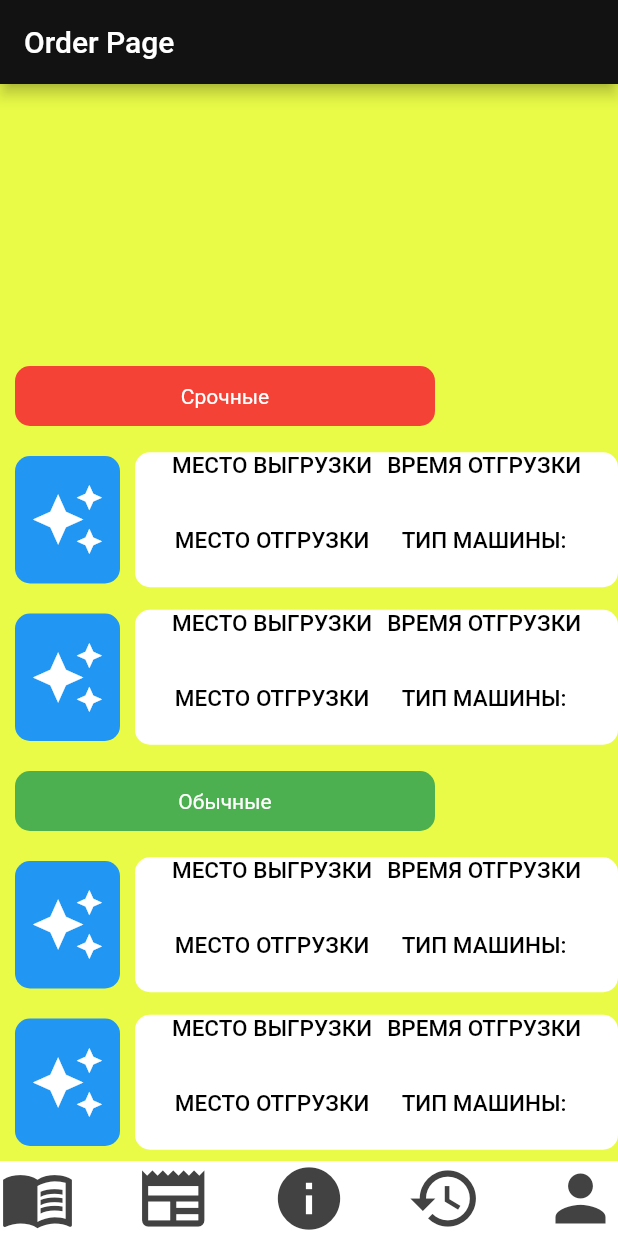
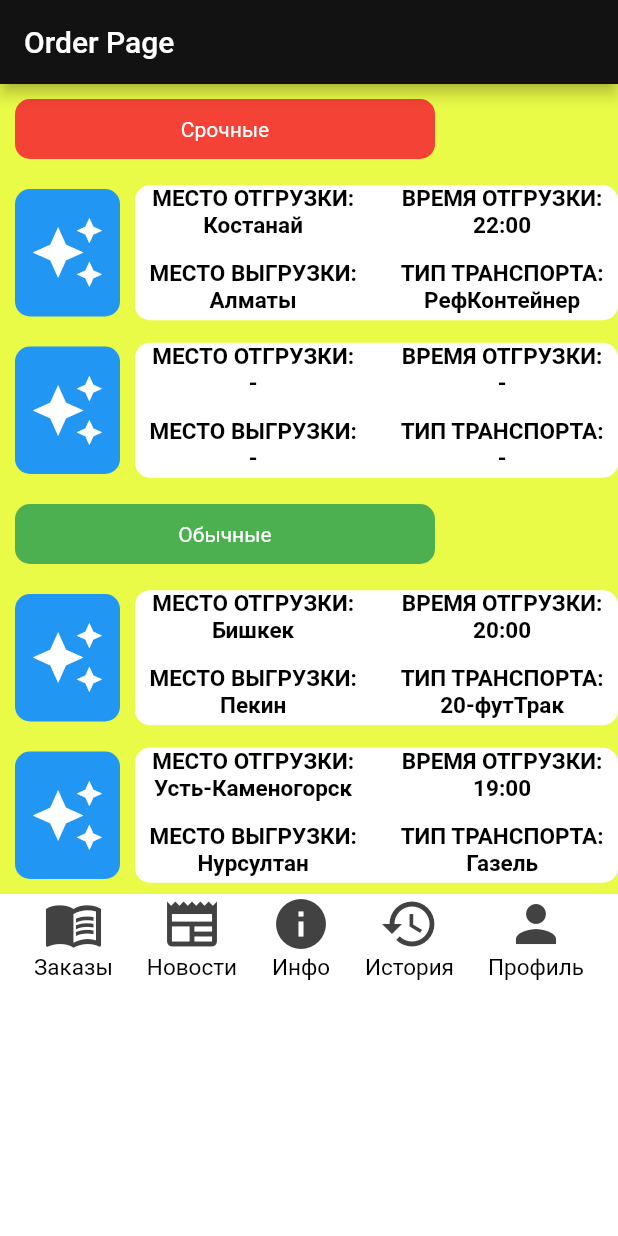
Before and after one commit to 1gnoramus/all_logistics, a Flutter app: the screen it shows after launch, on a phone screen of 412 x 824 dp. Run offline on Flutter 3.47's test engine with Material 2 defaults, Android fonts, the phone set to English and light mode, and no system bars.

Commit message:
'UpgradedCode'

```diff
--- /dev/null
+++ b/lib/bottom_data.dart
@@ -0,0 +1,49 @@
+import 'package:flutter/material.dart';
+import 'constants.dart';
+
+class BottomPanelWidget extends StatelessWidget {
+  BottomPanelWidget();
+  @override
+  Widget build(BuildContext context) {
+    return Expanded(
+      child: Container(
+        color: Colors.white,
+        child: Row(
+          mainAxisAlignment: MainAxisAlignment.spaceEvenly,
+          crossAxisAlignment: CrossAxisAlignment.center,
+          children: [
+            ItemContent(icon: Icons.menu_book, title: 'Заказы'),
+            ItemContent(icon: Icons.newspaper, title: 'Новости'),
+            ItemContent(icon: Icons.info, title: 'Инфо'),
+            ItemContent(icon: Icons.history, title: 'История'),
+            ItemContent(icon: Icons.person, title: 'Профиль'),
+          ],
+        ),
+      ),
+    );
+  }
+}
+
+class ItemContent extends StatelessWidget {
+  ItemContent({required this.icon, required this.title});
+  final IconData icon;
+  final String title;
+
+  @override
+  Widget build(BuildContext context) {
+    return Column(
+      children: [
+        Icon(
+          icon,
+          size: 40.0,
+          color: Colors.grey.shade800,
+        ),
+        Text(
+          title,
+          textAlign: TextAlign.center,
+          style: kBottomPanelTextStyle,
+        ),
+      ],
+    );
+  }
+}
--- /dev/null
+++ b/lib/constants.dart
@@ -0,0 +1,13 @@
+import 'package:flutter/material.dart';
+
+const kOrderTitleTextStyle =
+    TextStyle(fontSize: 15.0, fontWeight: FontWeight.bold, color: Colors.black);
+
+const kOrderMainInfTextStyle =
+    TextStyle(fontSize: 15.0, fontWeight: FontWeight.w100, color: Colors.grey);
+
+const kBottomPanelTextStyle = TextStyle(
+  fontSize: 15.0,
+  fontWeight: FontWeight.w400,
+  color: Colors.black,
+);
--- a/lib/main.dart
+++ b/lib/main.dart
@@ -1,6 +1,5 @@
 import 'package:flutter/material.dart';
 import 'order_page.dart';
-import 'order_info.dart';
 
 void main() => runApp(AllLogistics());
 
@@ -18,73 +17,3 @@ class AllLogistics extends StatelessWidget {
     );
   }
 }
-
-class OrderPage extends StatefulWidget {
-  @override
-  State<OrderPage> createState() => _OrderPageState();
-}
-
-class _OrderPageState extends State<OrderPage> {
-  @override
-  Widget build(BuildContext context) {
-    return Scaffold(
-      appBar: AppBar(
-        title: Text('Order Page'),
-      ),
-      body: Column(
-        mainAxisAlignment: MainAxisAlignment.end,
-        crossAxisAlignment: CrossAxisAlignment.baseline,
-        textBaseline: TextBaseline.alphabetic,
-        children: [
-          OrderType(Colors.red, 'Срочные'),
-          OrderInfo(Icons.auto_awesome, 'МЕСТО ВЫГРУЗКИ', 'МЕСТО ОТГРУЗКИ',
-              'ВРЕМЯ ОТГРУЗКИ', 'ТИП МАШИНЫ:'),
-          OrderInfo(Icons.auto_awesome, 'МЕСТО ВЫГРУЗКИ', 'МЕСТО ОТГРУЗКИ',
-              'ВРЕМЯ ОТГРУЗКИ', 'ТИП МАШИНЫ:'),
-          SizedBox(
-            width: 200.0,
-          ),
-          OrderType(Colors.green, 'Обычные'),
-          OrderInfo(Icons.auto_awesome, 'МЕСТО ВЫГРУЗКИ', 'МЕСТО ОТГРУЗКИ',
-              'ВРЕМЯ ОТГРУЗКИ', 'ТИП МАШИНЫ:'),
-          OrderInfo(Icons.auto_awesome, 'МЕСТО ВЫГРУЗКИ', 'МЕСТО ОТГРУЗКИ',
-              'ВРЕМЯ ОТГРУЗКИ', 'ТИП МАШИНЫ:'),
-          Container(
-            color: Colors.white,
-            child: Row(
-              mainAxisAlignment: MainAxisAlignment.spaceBetween,
-              crossAxisAlignment: CrossAxisAlignment.center,
-              children: [
-                Icon(
-                  Icons.menu_book,
-                  size: 50.0,
-                  color: Colors.grey.shade800,
-                ),
-                Icon(
-                  Icons.newspaper,
-                  size: 50.0,
-                  color: Colors.grey.shade800,
-                ),
-                Icon(
-                  Icons.info,
-                  size: 50.0,
-                  color: Colors.grey.shade800,
-                ),
-                Icon(
-                  Icons.history,
-                  size: 50.0,
-                  color: Colors.grey.shade800,
-                ),
-                Icon(
-                  Icons.person,
-                  size: 50.0,
-                  color: Colors.grey.shade800,
-                ),
-              ],
-            ),
-          )
-        ],
-      ),
-    );
-  }
-}
--- a/lib/order_info.dart
+++ b/lib/order_info.dart
@@ -1,7 +1,5 @@
 import 'package:flutter/material.dart';
-
-const kLabelTextStyle =
-    TextStyle(fontSize: 15.0, fontWeight: FontWeight.w500, color: Colors.black);
+import 'constants.dart';
 
 class OrderInfo extends StatelessWidget {
   OrderInfo(
@@ -42,23 +40,17 @@ class OrderInfo extends StatelessWidget {
                   borderRadius: BorderRadius.circular(10.0),
                   color: Colors.white),
               child: Row(
-                mainAxisAlignment: MainAxisAlignment.center,
-                crossAxisAlignment: CrossAxisAlignment.start,
+                mainAxisAlignment: MainAxisAlignment.spaceEvenly,
+                crossAxisAlignment: CrossAxisAlignment.center,
                 children: [
                   Container(
                     child: Column(
                       children: [
-                        Container(
-                          height: 40.0,
-                          child: Text(placeFrom, style: kLabelTextStyle),
-                        ),
+                        MainOrderInfo('МЕСТО ОТГРУЗКИ:', placeFrom),
                         SizedBox(
                           height: 10.0,
                         ),
-                        Container(
-                          height: 40.0,
-                          child: Text(placeTo, style: kLabelTextStyle),
-                        ),
+                        MainOrderInfo('МЕСТО ВЫГРУЗКИ:', placeTo),
                       ],
                     ),
                   ),
@@ -67,17 +59,11 @@ class OrderInfo extends StatelessWidget {
                   ),
                   Column(
                     children: [
-                      Container(
-                        height: 40.0,
-                        child: Text(period, style: kLabelTextStyle),
-                      ),
+                      MainOrderInfo('ВРЕМЯ ОТГРУЗКИ:', period),
                       SizedBox(
                         height: 10.0,
                       ),
-                      Container(
-                        height: 40.0,
-                        child: Text(transp, style: kLabelTextStyle),
-                      ),
+                      MainOrderInfo('ТИП ТРАНСПОРТА:', transp),
                     ],
                   )
                 ],
@@ -89,3 +75,26 @@ class OrderInfo extends StatelessWidget {
     );
   }
 }
+
+class MainOrderInfo extends StatelessWidget {
+  MainOrderInfo(
+    this.title,
+    this.mainData,
+  );
+
+  final String title;
+  final String mainData;
+
+  @override
+  Widget build(BuildContext context) {
+    return Container(
+      height: 40.0,
+      child: Column(
+        children: [
+          Text(title, style: kOrderTitleTextStyle),
+          Text(mainData, style: kOrderTitleTextStyle),
+        ],
+      ),
+    );
+  }
+}
--- a/lib/order_page.dart
+++ b/lib/order_page.dart
@@ -1,21 +1,39 @@
 import 'package:flutter/material.dart';
+import 'order_info.dart';
+import 'bottom_data.dart';
+import 'order_type.dart';
 
-class OrderType extends StatelessWidget {
-  OrderType(this.colour, this.text);
+class OrderPage extends StatefulWidget {
+  @override
+  State<OrderPage> createState() => _OrderPageState();
+}
 
-  final Color colour;
-  final String text;
-
+class _OrderPageState extends State<OrderPage> {
   @override
   Widget build(BuildContext context) {
-    return Container(
-      decoration: BoxDecoration(
-          color: colour, borderRadius: BorderRadius.circular(10.0)),
-      width: 280.0,
-      height: 40.0,
-      margin: EdgeInsets.all(10.0),
-      child: Center(
-        child: Text(text),
+    return Scaffold(
+      appBar: AppBar(
+        title: Text('Order Page'),
+      ),
+      body: Column(
+        mainAxisAlignment: MainAxisAlignment.end,
+        crossAxisAlignment: CrossAxisAlignment.baseline,
+        textBaseline: TextBaseline.alphabetic,
+        children: [
+          OrderType(Colors.red, 'Срочные'),
+          OrderInfo(Icons.auto_awesome, 'Костанай', 'Алматы', '22:00',
+              'РефКонтейнер'),
+          OrderInfo(Icons.auto_awesome, '-', '-', '-', '-'),
+          SizedBox(
+            width: 200.0,
+          ),
+          OrderType(Colors.green, 'Обычные'),
+          OrderInfo(
+              Icons.auto_awesome, 'Бишкек', 'Пекин', '20:00', '20-футТрак'),
+          OrderInfo(Icons.auto_awesome, 'Усть-Каменогорск', 'Нурсултан',
+              '19:00', 'Газель'),
+          BottomPanelWidget(),
+        ],
       ),
     );
   }
--- /dev/null
+++ b/lib/order_type.dart
@@ -0,0 +1,23 @@
+import 'package:flutter/material.dart';
+import 'constants.dart';
+
+class OrderType extends StatelessWidget {
+  OrderType(this.colour, this.text);
+
+  final Color colour;
+  final String text;
+
+  @override
+  Widget build(BuildContext context) {
+    return Container(
+      decoration: BoxDecoration(
+          color: colour, borderRadius: BorderRadius.circular(10.0)),
+      width: 280.0,
+      height: 40.0,
+      margin: EdgeInsets.all(10.0),
+      child: Center(
+        child: Text(text),
+      ),
+    );
+  }
+}
```
Also changed, not shown: 1 other file.
